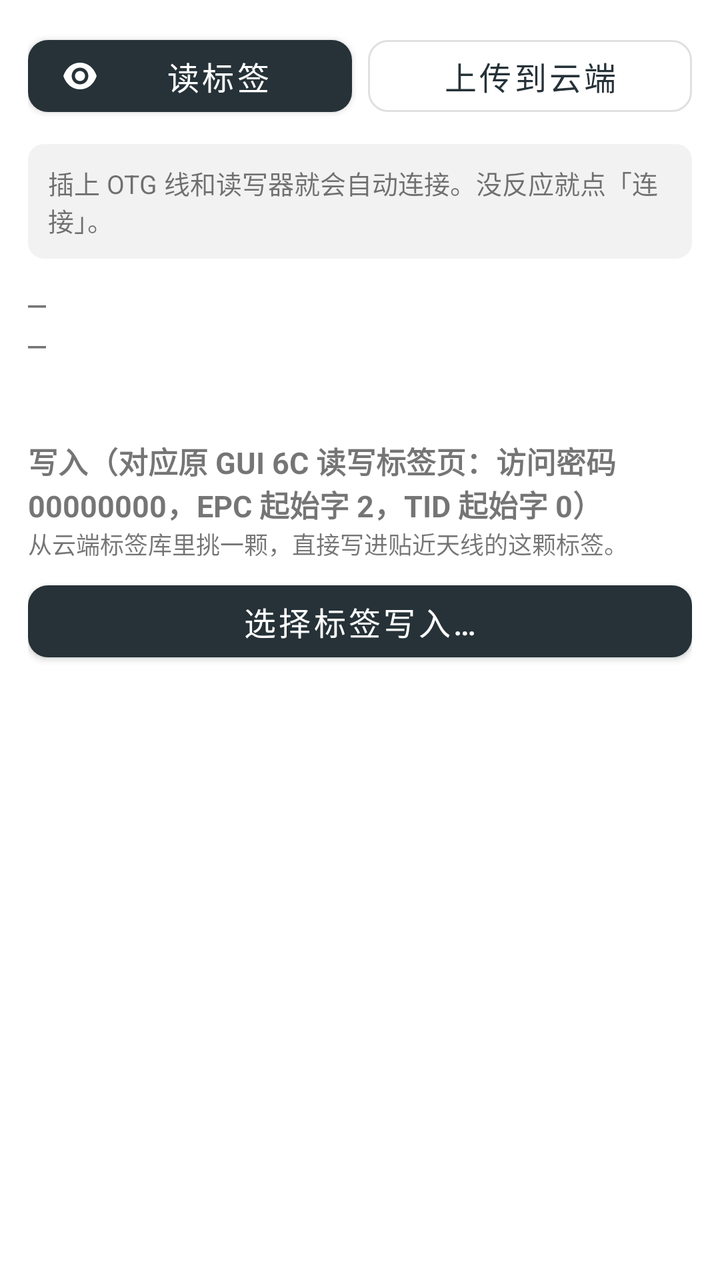
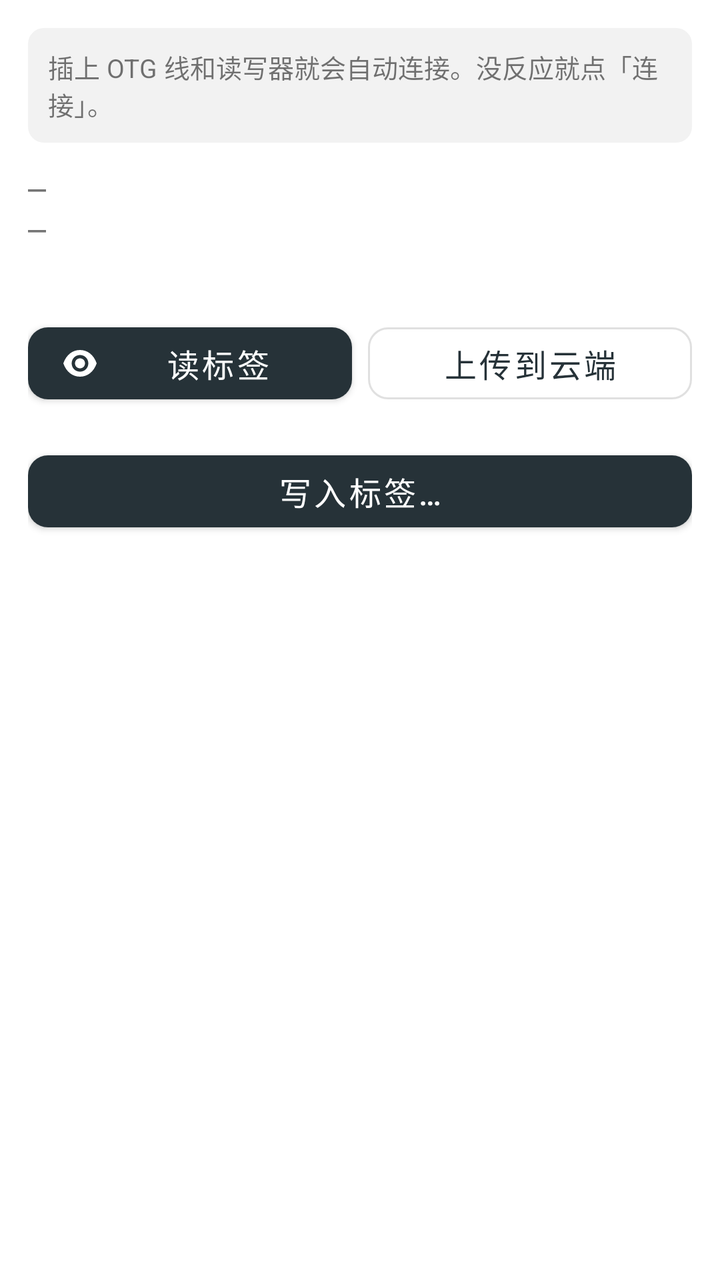

Compare the two renders of this Android layout. The source of the first and the diff that turns it into the second are given below.
<!-- AndroidManifest.xml: application theme Theme.UhfRfid -->
<!-- res/layout/fragment_home.xml -->
<?xml version="1.0" encoding="utf-8"?>
<androidx.core.widget.NestedScrollView xmlns:android="http://schemas.android.com/apk/res/android"
    xmlns:app="http://schemas.android.com/apk/res-auto"
    android:layout_width="match_parent"
    android:layout_height="match_parent"
    android:fillViewport="true">

    <LinearLayout
        android:layout_width="match_parent"
        android:layout_height="wrap_content"
        android:orientation="vertical"
        android:padding="14dp">

        
        <LinearLayout
            android:layout_width="match_parent"
            android:layout_height="wrap_content"
            android:orientation="horizontal">

            <com.google.android.material.button.MaterialButton
                android:id="@+id/readBtn"
                android:layout_width="0dp"
                android:layout_height="wrap_content"
                android:layout_weight="1"
                android:text="@string/read_short"
                android:textSize="16sp"
                app:cornerRadius="10dp"
                app:icon="@drawable/ic_read" />

            <com.google.android.material.button.MaterialButton
                android:id="@+id/uploadBtn"
                style="@style/Widget.MaterialComponents.Button.OutlinedButton"
                android:layout_width="0dp"
                android:layout_height="wrap_content"
                android:layout_marginStart="8dp"
                android:layout_weight="1"
                android:text="@string/cloud_upload"
                android:textSize="16sp"
                app:cornerRadius="10dp" />
        </LinearLayout>

        <com.google.android.material.textview.MaterialTextView
            android:id="@+id/statusText"
            android:layout_width="match_parent"
            android:layout_height="wrap_content"
            android:layout_marginTop="10dp"
            android:background="@drawable/bg_status"
            android:padding="10dp"
            android:text="@string/no_device_hint"
            android:textSize="13sp" />

        
        <com.google.android.material.card.MaterialCardView
            android:id="@+id/hitCard"
            android:layout_width="match_parent"
            android:layout_height="wrap_content"
            android:layout_marginTop="10dp"
            android:visibility="gone"
            app:cardBackgroundColor="#E3F2FD"
            app:cardCornerRadius="12dp"
            app:cardElevation="0dp"
            app:strokeColor="#1E88E5"
            app:strokeWidth="2dp">

            <LinearLayout
                android:layout_width="match_parent"
                android:layout_height="wrap_content"
                android:orientation="vertical"
                android:padding="14dp">

                <com.google.android.material.textview.MaterialTextView
                    android:id="@+id/hitLabel"
                    android:layout_width="wrap_content"
                    android:layout_height="wrap_content"
                    android:letterSpacing="0.08"
                    android:text="@string/hit_label"
                    android:textColor="#1565C0"
                    android:textSize="12sp"
                    android:textStyle="bold" />

                <com.google.android.material.textview.MaterialTextView
                    android:id="@+id/hitName"
                    android:layout_width="match_parent"
                    android:layout_height="wrap_content"
                    android:textColor="#0D47A1"
                    android:textSize="24sp"
                    android:textStyle="bold" />

                <com.google.android.material.textview.MaterialTextView
                    android:id="@+id/hitSub"
                    android:layout_width="match_parent"
                    android:layout_height="wrap_content"
                    android:layout_marginTop="2dp"
                    android:fontFamily="monospace"
                    android:textColor="#1565C0"
                    android:textSize="13sp" />
            </LinearLayout>
        </com.google.android.material.card.MaterialCardView>

        
        <com.google.android.material.textview.MaterialTextView
            android:id="@+id/epcText"
            android:layout_width="match_parent"
            android:layout_height="wrap_content"
            android:layout_marginTop="12dp"
            android:fontFamily="monospace"
            android:text="—"
            android:textIsSelectable="true"
            android:textSize="15sp" />

        <com.google.android.material.textview.MaterialTextView
            android:id="@+id/tidText"
            android:layout_width="match_parent"
            android:layout_height="wrap_content"
            android:fontFamily="monospace"
            android:text="—"
            android:textIsSelectable="true"
            android:textSize="15sp" />

        <com.google.android.material.textview.MaterialTextView
            android:id="@+id/checkText"
            android:layout_width="match_parent"
            android:layout_height="wrap_content"
            android:textSize="13sp"
            android:textStyle="bold" />

        
        <com.google.android.material.textview.MaterialTextView
            android:layout_width="wrap_content"
            android:layout_height="wrap_content"
            android:layout_marginTop="20dp"
            android:text="@string/write_section"
            android:textSize="15sp"
            android:textStyle="bold" />

        <com.google.android.material.textview.MaterialTextView
            android:layout_width="match_parent"
            android:layout_height="wrap_content"
            android:text="@string/write_pick_hint"
            android:textSize="12sp" />

        <com.google.android.material.button.MaterialButton
            android:id="@+id/pickWriteBtn"
            android:layout_width="match_parent"
            android:layout_height="wrap_content"
            android:layout_marginTop="6dp"
            android:text="@string/write_pick"
            android:textSize="16sp"
            app:cornerRadius="10dp" />

        <com.google.android.material.textview.MaterialTextView
            android:id="@+id/writeTargetText"
            android:layout_width="match_parent"
            android:layout_height="wrap_content"
            android:layout_marginTop="6dp"
            android:fontFamily="monospace"
            android:textSize="13sp" />

    </LinearLayout>
</androidx.core.widget.NestedScrollView>
<!-- resources referenced by this layout -->
<resources>
  <!-- drawable bg_status (drawable) -->
  <?xml version="1.0" encoding="utf-8"?>
  <shape xmlns:android="http://schemas.android.com/apk/res/android" android:shape="rectangle">
      <solid android:color="#F2F2F2" />
      <corners android:radius="8dp" />
  </shape>
  <!-- drawable ic_read (drawable) -->
  <?xml version="1.0" encoding="utf-8"?>
  <vector xmlns:android="http://schemas.android.com/apk/res/android"
      android:width="20dp" android:height="20dp"
      android:viewportWidth="24" android:viewportHeight="24">
      <path android:fillColor="#FFFFFF"
          android:pathData="M12,4C7.6,4 3.8,6.8 2,12c1.8,5.2 5.6,8 10,8s8.2,-2.8 10,-8C20.2,6.8 16.4,4 12,4zM12,17c-2.8,0 -5,-2.2 -5,-5s2.2,-5 5,-5s5,2.2 5,5S14.8,17 12,17zM12,9c-1.7,0 -3,1.3 -3,3s1.3,3 3,3s3,-1.3 3,-3S13.7,9 12,9z" />
  </vector>
  <string name="cloud_upload">上传到云端</string>
  <string name="hit_label">已在云端 · 不重复上传</string>
  <string name="no_device_hint">插上 OTG 线和读写器就会自动连接。没反应就点「连接」。</string>
  <string name="read_short">读标签</string>
  <string name="write_pick">选择标签写入…</string>
  <string name="write_pick_hint">从云端标签库里挑一颗，直接写进贴近天线的这颗标签。</string>
  <string name="write_section">写入（对应原 GUI 6C 读写标签页：访问密码 00000000，EPC 起始字 2，TID 起始字 0）</string>
  <style name="Theme.UhfRfid" parent="Theme.MaterialComponents.DayNight.NoActionBar">
          <item name="colorPrimary">#263238</item>
          <item name="colorPrimaryDark">#1B2429</item>
          <item name="colorAccent">#26A69A</item>
      </style>
</resources>

<!-- the commit's change to res/layout/fragment_home.xml (unified diff, before → after) -->
@@ -11,39 +11,10 @@
         android:orientation="vertical"
         android:padding="14dp">
 
-        
-        <LinearLayout
-            android:layout_width="match_parent"
-            android:layout_height="wrap_content"
-            android:orientation="horizontal">
-
-            <com.google.android.material.button.MaterialButton
-                android:id="@+id/readBtn"
-                android:layout_width="0dp"
-                android:layout_height="wrap_content"
-                android:layout_weight="1"
-                android:text="@string/read_short"
-                android:textSize="16sp"
-                app:cornerRadius="10dp"
-                app:icon="@drawable/ic_read" />
-
-            <com.google.android.material.button.MaterialButton
-                android:id="@+id/uploadBtn"
-                style="@style/Widget.MaterialComponents.Button.OutlinedButton"
-                android:layout_width="0dp"
-                android:layout_height="wrap_content"
-                android:layout_marginStart="8dp"
-                android:layout_weight="1"
-                android:text="@string/cloud_upload"
-                android:textSize="16sp"
-                app:cornerRadius="10dp" />
-        </LinearLayout>
-
         <com.google.android.material.textview.MaterialTextView
             android:id="@+id/statusText"
             android:layout_width="match_parent"
             android:layout_height="wrap_content"
-            android:layout_marginTop="10dp"
             android:background="@drawable/bg_status"
             android:padding="10dp"
             android:text="@string/no_device_hint"
@@ -125,25 +96,41 @@
             android:textStyle="bold" />
 
         
-        <com.google.android.material.textview.MaterialTextView
-            android:layout_width="wrap_content"
-            android:layout_height="wrap_content"
-            android:layout_marginTop="20dp"
-            android:text="@string/write_section"
-            android:textSize="15sp"
-            android:textStyle="bold" />
-
-        <com.google.android.material.textview.MaterialTextView
+        <LinearLayout
             android:layout_width="match_parent"
             android:layout_height="wrap_content"
-            android:text="@string/write_pick_hint"
-            android:textSize="12sp" />
+            android:layout_marginTop="16dp"
+            android:orientation="horizontal">
 
+            <com.google.android.material.button.MaterialButton
+                android:id="@+id/readBtn"
+                android:layout_width="0dp"
+                android:layout_height="wrap_content"
+                android:layout_weight="1"
+                android:text="@string/read_short"
+                android:textSize="16sp"
+                app:cornerRadius="10dp"
+                app:icon="@drawable/ic_read" />
+
+            <com.google.android.material.button.MaterialButton
+                android:id="@+id/uploadBtn"
+                style="@style/Widget.MaterialComponents.Button.OutlinedButton"
+                android:layout_width="0dp"
+                android:layout_height="wrap_content"
+                android:layout_marginStart="8dp"
+                android:layout_weight="1"
+                android:text="@string/cloud_upload"
+                android:textSize="16sp"
+                app:cornerRadius="10dp" />
+        </LinearLayout>
+
+        
+        
         <com.google.android.material.button.MaterialButton
             android:id="@+id/pickWriteBtn"
             android:layout_width="match_parent"
             android:layout_height="wrap_content"
-            android:layout_marginTop="6dp"
+            android:layout_marginTop="16dp"
             android:text="@string/write_pick"
             android:textSize="16sp"
             app:cornerRadius="10dp" />
@@ -152,7 +139,7 @@
             android:id="@+id/writeTargetText"
             android:layout_width="match_parent"
             android:layout_height="wrap_content"
-            android:layout_marginTop="6dp"
+            android:layout_marginTop="8dp"
             android:fontFamily="monospace"
             android:textSize="13sp" />
 
<!-- resource entries referenced after the edit -->
@@ -18,9 +18,7 @@
   <string name="hit_label">已在云端 · 不重复上传</string>
   <string name="no_device_hint">插上 OTG 线和读写器就会自动连接。没反应就点「连接」。</string>
   <string name="read_short">读标签</string>
-  <string name="write_pick">选择标签写入…</string>
-  <string name="write_pick_hint">从云端标签库里挑一颗，直接写进贴近天线的这颗标签。</string>
-  <string name="write_section">写入（对应原 GUI 6C 读写标签页：访问密码 00000000，EPC 起始字 2，TID 起始字 0）</string>
+  <string name="write_pick">写入标签…</string>
   <style name="Theme.UhfRfid" parent="Theme.MaterialComponents.DayNight.NoActionBar">
           <item name="colorPrimary">#263238</item>
           <item name="colorPrimaryDark">#1B2429</item>
